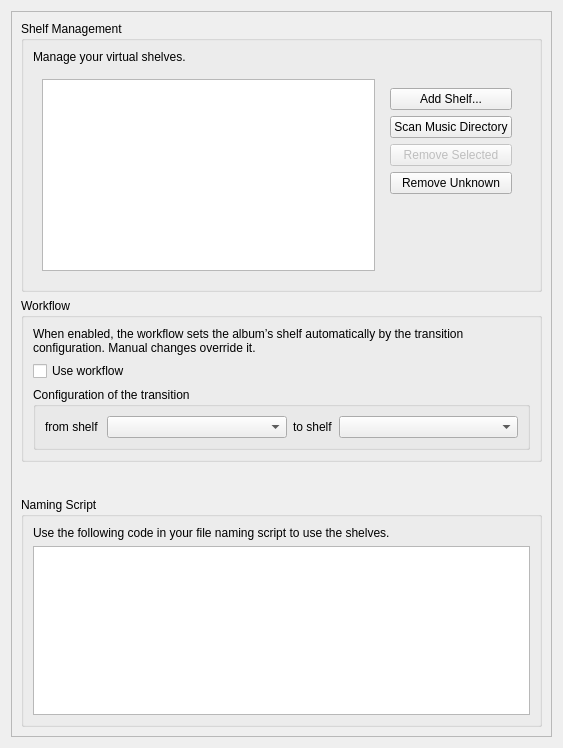
This is shelves/ui/shelves.ui in nrth3rnlb/picard-plugin-shelves as Qt 5 draws it before an edit. The edited form follows.
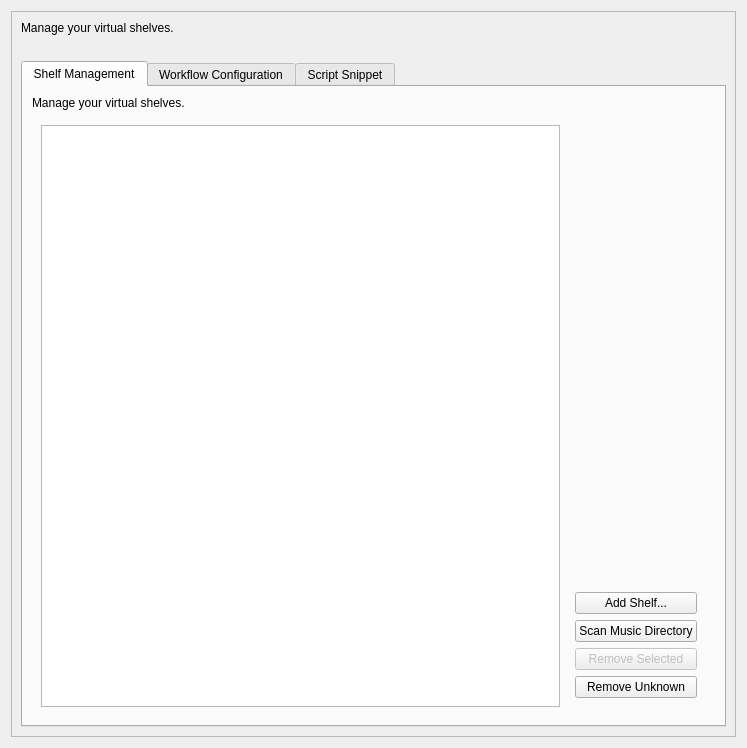
This is the edited form. The open tabs and pages were chosen to show the change.

Commit message: refactor(ui): redesign shelves config page with tabbed interface

The edit to the form file:
```diff
--- a/shelves/ui/shelves.ui
+++ b/shelves/ui/shelves.ui
@@ -6,7 +6,7 @@
          <rect>
              <x>0</x>
              <y>0</y>
-             <width>563</width>
+    <width>747</width>
              <height>748</height>
          </rect>
      </property>
@@ -24,24 +24,58 @@
              <rect>
                  <x>0</x>
                  <y>0</y>
-                 <width>543</width>
+        <width>727</width>
                  <height>728</height>
              </rect>
          </property>
       <layout class="QVBoxLayout" name="verticalLayout">
-       <item alignment="Qt::AlignTop">
-        <widget class="QGroupBox" name="shelves_group">
+       <item>
+        <widget class="QLabel" name="shelves_description">
+         <property name="text">
+          <string>Manage your virtual shelves.</string>
+         </property>
+         <property name="wordWrap">
+          <bool>true</bool>
+         </property>
+        </widget>
+       </item>
+       <item>
+        <widget class="QLabel" name="label">
+         <property name="text">
+          <string/>
+         </property>
+         <property name="wordWrap">
+          <bool>true</bool>
+         </property>
+         <property name="margin">
+          <number>10</number>
+         </property>
+         <property name="textInteractionFlags">
+          <set>Qt::LinksAccessibleByKeyboard|Qt::LinksAccessibleByMouse|Qt::TextBrowserInteraction|Qt::TextSelectableByKeyboard|Qt::TextSelectableByMouse</set>
+         </property>
+         <layout class="QVBoxLayout" name="verticalLayout_2"/>
+        </widget>
+       </item>
+       <item>
+        <widget class="QTabWidget" name="tabWidget">
          <property name="sizePolicy">
-          <sizepolicy hsizetype="Preferred" vsizetype="Preferred">
+          <sizepolicy hsizetype="Expanding" vsizetype="Expanding">
            <horstretch>0</horstretch>
            <verstretch>0</verstretch>
           </sizepolicy>
          </property>
-         <property name="title">
+         <property name="currentIndex">
+          <number>1</number>
+         </property>
+         <property name="tabsClosable">
+          <bool>false</bool>
+         </property>
+         <widget class="QWidget" name="tab_4">
+          <attribute name="title">
           <string>Shelf Management</string>
-         </property>
-         <layout class="QVBoxLayout" name="verticalLayout_2">
-          <item>
+          </attribute>
+          <layout class="QVBoxLayout" name="verticalLayout_3">
+           <item alignment="Qt::AlignTop">
            <widget class="QLabel" name="shelves_description">
             <property name="text">
              <string>Manage your virtual shelves.</string>
@@ -53,6 +87,12 @@
           </item>
           <item>
            <widget class="QWidget" name="widget" native="true">
+             <property name="sizePolicy">
+              <sizepolicy hsizetype="Preferred" vsizetype="Expanding">
+               <horstretch>0</horstretch>
+               <verstretch>0</verstretch>
+              </sizepolicy>
+             </property>
             <layout class="QHBoxLayout" name="horizontalLayout">
              <item>
               <widget class="QListWidget" name="shelf_list">
@@ -76,7 +116,7 @@
                </property>
               </widget>
              </item>
-             <item alignment="Qt::AlignRight|Qt::AlignTop">
+              <item>
               <widget class="QWidget" name="widget_2" native="true">
                <property name="sizePolicy">
                 <sizepolicy hsizetype="Preferred" vsizetype="Preferred">
@@ -85,6 +125,19 @@
                 </sizepolicy>
                </property>
                <layout class="QVBoxLayout" name="verticalLayout_6">
+                 <item>
+                  <spacer name="verticalSpacer_2">
+                   <property name="orientation">
+                    <enum>Qt::Vertical</enum>
+                   </property>
+                   <property name="sizeHint" stdset="0">
+                    <size>
+                     <width>20</width>
+                     <height>40</height>
+                    </size>
+                   </property>
+                  </spacer>
+                 </item>
                 <item>
                     <widget class="QPushButton" name="b_add_shelf">
                         <property name="text">
@@ -130,20 +183,12 @@
           </item>
          </layout>
         </widget>
-       </item>
+         <widget class="QWidget" name="tab_2">
+          <attribute name="title">
+           <string>Workflow Configuration</string>
+          </attribute>
+          <layout class="QVBoxLayout" name="verticalLayout_8">
        <item alignment="Qt::AlignTop">
-        <widget class="QGroupBox" name="workflow_group">
-         <property name="sizePolicy">
-          <sizepolicy hsizetype="Preferred" vsizetype="Preferred">
-           <horstretch>0</horstretch>
-           <verstretch>0</verstretch>
-          </sizepolicy>
-         </property>
-         <property name="title">
-          <string>Workflow</string>
-         </property>
-         <layout class="QVBoxLayout" name="verticalLayout_4">
-          <item>
            <widget class="QLabel" name="l_workflow_description">
             <property name="text">
              <string>When enabled, the workflow sets the album’s shelf automatically by the transition configuration. Manual changes override it.</string>
@@ -212,22 +257,27 @@
             </layout>
            </widget>
           </item>
-         </layout>
-        </widget>
-       </item>
+           <item>
+            <spacer name="verticalSpacer">
+             <property name="orientation">
+              <enum>Qt::Vertical</enum>
+             </property>
+             <property name="sizeHint" stdset="0">
+              <size>
+               <width>20</width>
+               <height>40</height>
+              </size>
+             </property>
+            </spacer>
+           </item>
+          </layout>
+         </widget>
+         <widget class="QWidget" name="tab_snippet">
+          <attribute name="title">
+           <string>Script Snippet</string>
+          </attribute>
+          <layout class="QVBoxLayout" name="verticalLayout_4">
        <item alignment="Qt::AlignTop">
-        <widget class="QGroupBox" name="naming_script">
-         <property name="maximumSize">
-          <size>
-           <width>16777215</width>
-           <height>230</height>
-          </size>
-         </property>
-         <property name="title">
-          <string>Naming Script</string>
-         </property>
-         <layout class="QVBoxLayout" name="verticalLayout_3">
-          <item>
            <widget class="QLabel" name="l_script_info">
             <property name="text">
              <string>Use the following code in your file naming script to use the shelves.</string>
@@ -240,7 +290,7 @@
              <bool>true</bool>
             </property>
             <property name="sizePolicy">
-             <sizepolicy hsizetype="Expanding" vsizetype="Minimum">
+              <sizepolicy hsizetype="Expanding" vsizetype="Expanding">
               <horstretch>0</horstretch>
               <verstretch>0</verstretch>
              </sizepolicy>
@@ -257,6 +307,7 @@
            </widget>
           </item>
          </layout>
+         </widget>
         </widget>
        </item>
       </layout>
```
Left out of the diff: 4 changed lines with no effect on the pictures. Lines whose indentation alone changed are shown as unchanged. The commit also changes 1 other file.
